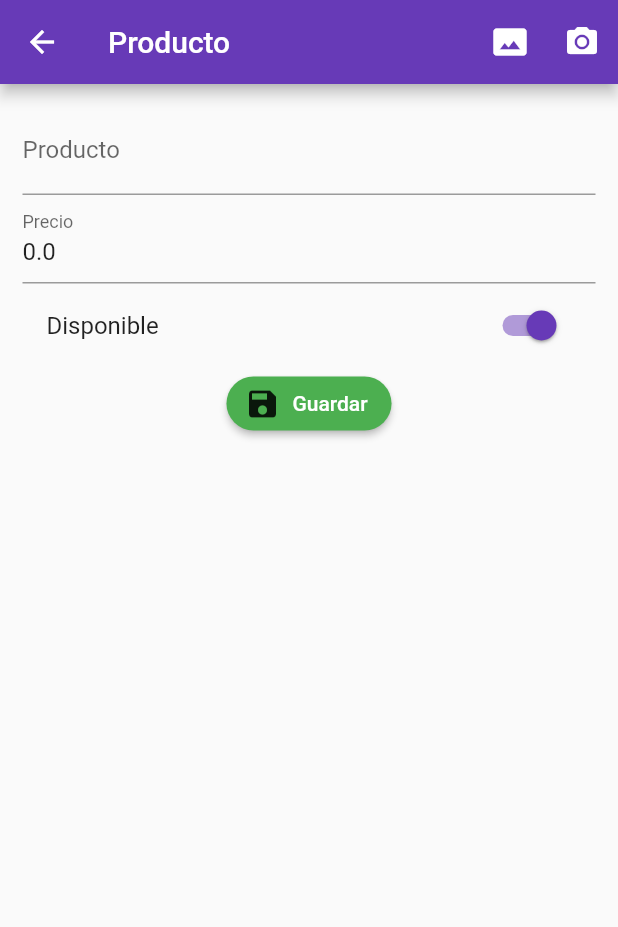
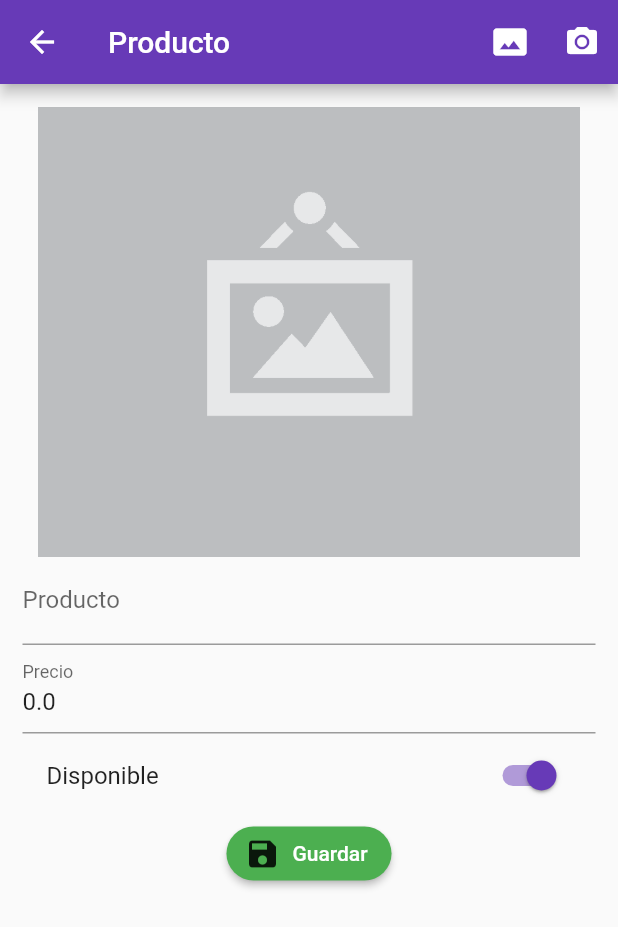
Before and after one commit to velascoandres/flup, a Flutter app: the ProductoPage screen opened by its route, after a tap on the "photo size select actual" icon, on a phone screen of 412 x 824 dp. Shown: the top 927 px of the screen. Run offline on Flutter 3.47's test engine with Material 2 defaults, Android fonts, the phone set to English and light mode, and no system bars; our stand-ins replace image_picker, rxdart; network calls fail.

```diff
--- /dev/null
+++ b/lib/src/constants/images_paths.dart
@@ -0,0 +1,24 @@
+const LOADER_IMAGE = 'assets/images/jar-loading.png';
+const NO_IMAGE = 'assets/images/no-image.png';
+
+
+// File photo;
+
+//   @override
+//   Widget build(BuildContext context) {...}
+
+//   _processImage(ImageSource origin) async {
+//     final _picker = ImagePicker();
+
+//     final pickedFile = await _picker.getImage(
+//       source: origin,
+//     );
+
+//     photo = File(pickedFile.path);
+
+//     if (photo != null) {
+//       product.urlImg = null;
+//     }
+
+//     setState(() {});
+//   }
--- a/lib/src/pages/producto_page.dart
+++ b/lib/src/pages/producto_page.dart
@@ -1,9 +1,13 @@
+import 'dart:async';
+import 'dart:io';
+import 'package:flup/src/constants/images_paths.dart';
+import 'package:image_picker/image_picker.dart';
+
 import 'package:flup/src/models/producto_model.dart';
 import 'package:flup/src/providers/productos_provider.dart';
 import 'package:flutter/material.dart';
 import 'package:flup/src/utils/utils.dart' as utils;
 
-import 'dart:async';
 class ProductoPage extends StatefulWidget {
   ProductoPage({Key key}) : super(key: key);
 
@@ -19,6 +23,9 @@ class _ProductoPageState extends State<ProductoPage> {
 
   final productoProvider = new ProductosProvider();
 
+  final picker = ImagePicker();
+  File _image;
+
   @override
   Widget build(BuildContext context) {
     final ProductoModel productoArg = ModalRoute.of(context).settings.arguments;
@@ -31,11 +38,11 @@ class _ProductoPageState extends State<ProductoPage> {
         actions: [
           IconButton(
             icon: Icon(Icons.photo_size_select_actual),
-            onPressed: () {},
+            onPressed: _seleccionarFoto,
           ),
           IconButton(
             icon: Icon(Icons.camera_alt),
-            onPressed: () {},
+            onPressed: _tomarFoto,
           ),
         ],
       ),
@@ -46,6 +53,7 @@ class _ProductoPageState extends State<ProductoPage> {
             key: formKey,
             child: Column(
               children: <Widget>[
+                _mostrarFoto(),
                 _crearNombre(),
                 _crearPrecio(),
                 _crearDisponible(),
@@ -142,7 +150,7 @@ class _ProductoPageState extends State<ProductoPage> {
         mostrarSnackbar('Error al crear!!');
       }
     }
-    Timer(Duration(seconds: 1), () => Navigator.pop(context)   );
+    Timer(Duration(seconds: 1), () => Navigator.pop(context));
   }
 
   void mostrarSnackbar(String mensaje) {
@@ -152,4 +160,42 @@ class _ProductoPageState extends State<ProductoPage> {
     );
     scaffoldKey.currentState.showSnackBar(snackBar);
   }
+
+  void _seleccionarFoto() async {
+    try {
+      final picketFile = await picker.getImage(source: ImageSource.gallery);
+      if (picketFile != null) {
+        _image = File(picketFile.path);
+      } else {
+        print('Imagen no seleccionada');
+      }
+    } catch (error) {
+      print(error);
+    }
+    setState(() {});
+  }
+
+  void _tomarFoto() {}
+
+  _mostrarFoto() {
+    if (productoModel.fotoUrl != null) {
+      // TODO arreglar esto
+      return Container();
+    }
+    if (_image != null) {
+      return Image.file(
+        _image,
+        height: 300,
+        fit: BoxFit.cover,
+      );
+    } else {
+      return Image(
+        image: AssetImage(
+          NO_IMAGE,
+        ),
+        height: 300,
+        fit: BoxFit.cover,
+      );
+    }
+  }
 }
```
Also changed, not shown: pubspec.yaml (+4 -9 lines), assets/images/jar-loading.gif (added), assets/images/no-image.png (added), pubspec.lock.
